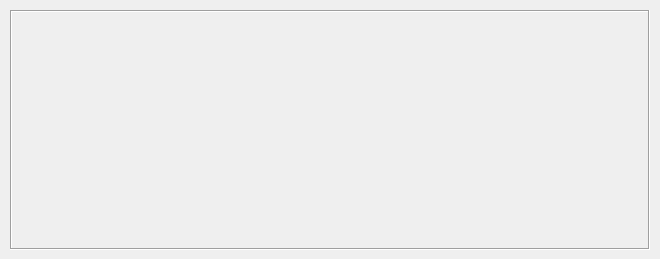
Old version of the form alignwindow.ui in the repository jonabalzer/yas.
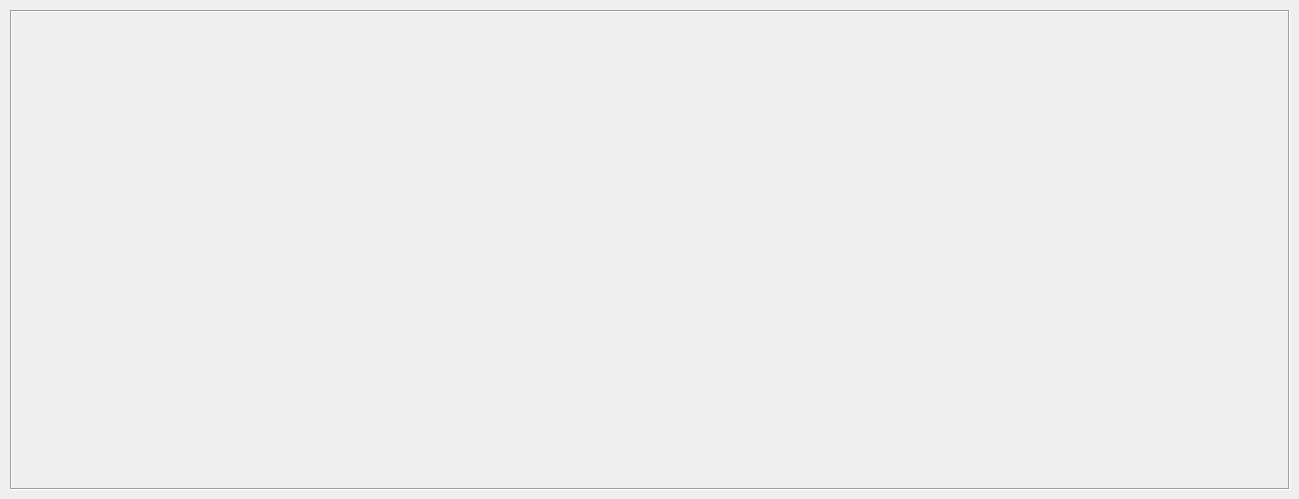
New version of the form.

The edit to the form file:
```diff
--- a/alignwindow.ui
+++ b/alignwindow.ui
@@ -6,8 +6,8 @@
    <rect>
     <x>0</x>
     <y>0</y>
-    <width>660</width>
-    <height>259</height>
+    <width>1299</width>
+    <height>499</height>
    </rect>
   </property>
   <property name="windowTitle">
@@ -19,8 +19,8 @@
      <rect>
       <x>10</x>
       <y>10</y>
-      <width>640</width>
-      <height>240</height>
+      <width>1280</width>
+      <height>480</height>
      </rect>
     </property>
     <property name="frameShape">
```
